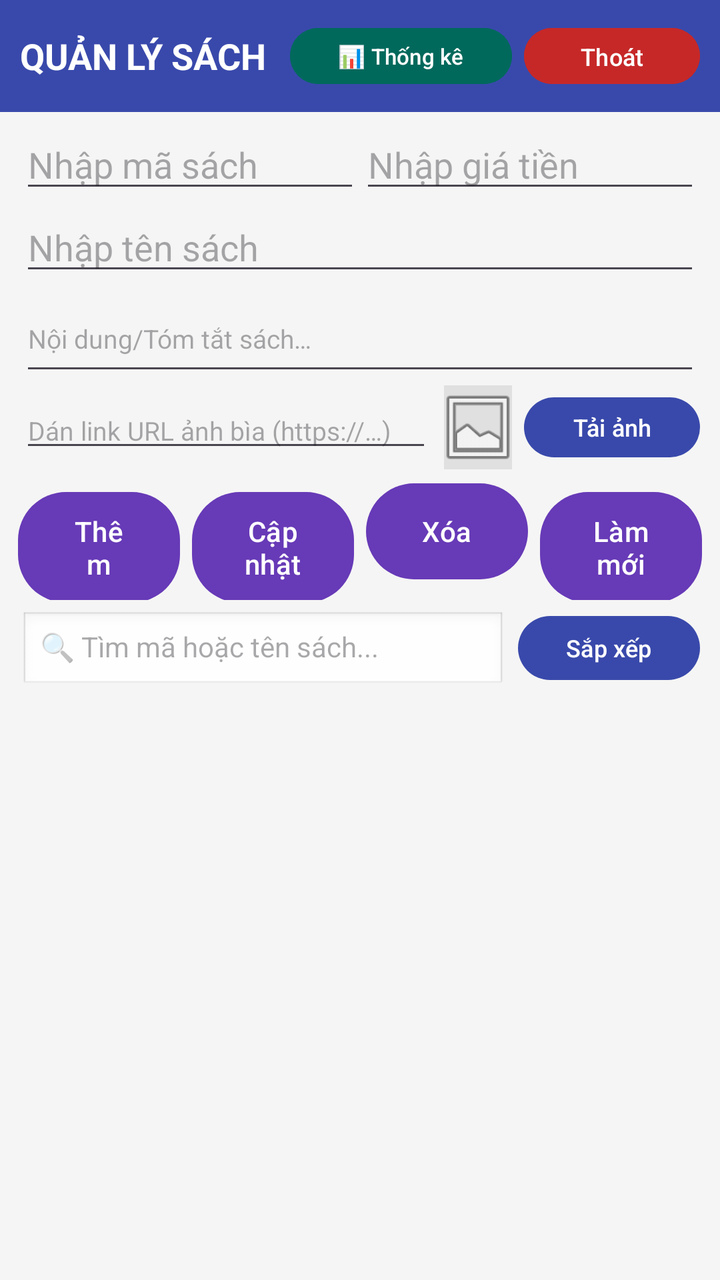
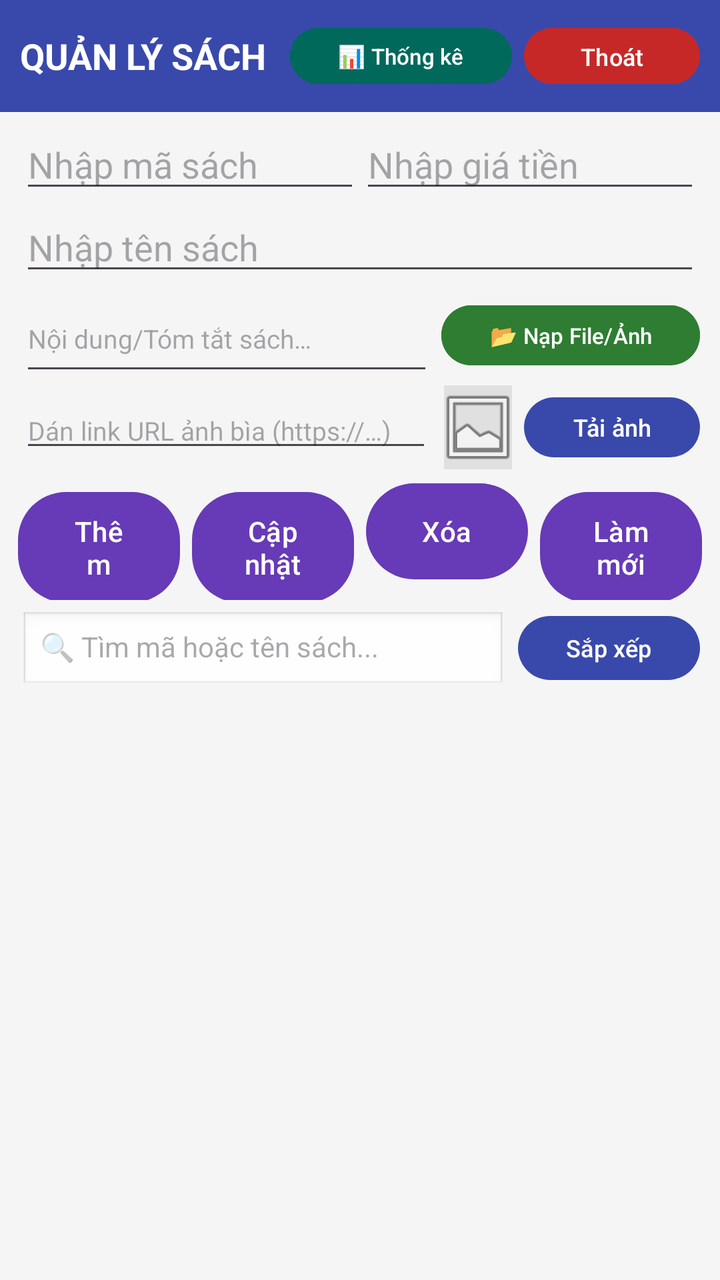

Compare the two renders of this Android layout. The source of the first and the diff that turns it into the second are given below.
<!-- AndroidManifest.xml: application theme Theme.Tieuluanck -->
<!-- res/layout/activity_main.xml -->
<?xml version="1.0" encoding="utf-8"?>
<LinearLayout xmlns:android="http://schemas.android.com/apk/res/android"
    xmlns:app="http://schemas.android.com/apk/res-auto"
    android:id="@+id/main"
    android:layout_width="match_parent"
    android:layout_height="match_parent"
    android:orientation="vertical"
    android:fitsSystemWindows="true"
    android:background="#F5F5F5">

    
    <LinearLayout
        android:layout_width="match_parent"
        android:layout_height="wrap_content"
        android:background="@color/header_background"
        android:gravity="center_vertical"
        android:padding="10dp">

        <TextView
            android:id="@+id/txtquanly"
            android:layout_width="0dp"
            android:layout_height="wrap_content"
            android:layout_weight="1"
            android:text="@string/quan_ly_sach"
            android:textColor="@android:color/white"
            android:textSize="18sp"
            android:textStyle="bold" />

        <Button
            android:id="@+id/btnDashboard"
            android:layout_width="wrap_content"
            android:layout_height="36dp"
            android:text="📊 Thống kê"
            android:textSize="11sp"
            android:backgroundTint="#00695C"
            android:textColor="@android:color/white"
            android:layout_marginEnd="6dp"/>

        <Button
            android:id="@+id/btnLogout"
            android:layout_width="wrap_content"
            android:layout_height="36dp"
            android:text="@string/thoat"
            android:textSize="12sp"
            android:backgroundTint="#C62828"
            android:textColor="@android:color/white"/>
    </LinearLayout>

    
    <LinearLayout
        android:layout_width="match_parent"
        android:layout_height="wrap_content"
        android:orientation="vertical"
        android:paddingHorizontal="10dp"
        android:paddingTop="4dp">

        <LinearLayout
            android:layout_width="match_parent"
            android:layout_height="wrap_content">
            <EditText
                android:id="@+id/edtmasach"
                android:layout_width="0dp"
                android:layout_height="wrap_content"
                android:layout_weight="1"
                android:hint="@string/nhap_ma_sach"
                android:inputType="text"
                android:importantForAutofill="no"/>
            <EditText
                android:id="@+id/edtgia"
                android:layout_width="0dp"
                android:layout_height="wrap_content"
                android:layout_weight="1"
                android:hint="@string/nhap_gia_tien"
                android:inputType="number"
                android:importantForAutofill="no"/>
        </LinearLayout>

        <EditText
            android:id="@+id/edttensach"
            android:layout_width="match_parent"
            android:layout_height="wrap_content"
            android:hint="@string/nhap_ten_sach"
            android:inputType="textCapWords"
            android:importantForAutofill="no"/>

        <EditText
            android:id="@+id/edtNoiDung"
            android:layout_width="match_parent"
            android:layout_height="wrap_content"
            android:hint="@string/nhap_noi_dung_hint"
            android:inputType="textMultiLine"
            android:minLines="2"
            android:maxLines="3"
            android:textSize="13sp"
            android:importantForAutofill="no"/>

        
        <LinearLayout
            android:layout_width="match_parent"
            android:layout_height="wrap_content"
            android:gravity="center_vertical"
            android:paddingBottom="4dp">

            <EditText
                android:id="@+id/edtAnhUrl"
                android:layout_width="0dp"
                android:layout_height="wrap_content"
                android:layout_weight="1"
                android:hint="@string/dan_link_url_hint"
                android:inputType="textUri"
                android:singleLine="true"
                android:textSize="13sp"
                android:importantForAutofill="no"/>

            <ImageView
                android:id="@+id/imgPreview"
                android:layout_width="34dp"
                android:layout_height="42dp"
                android:scaleType="centerCrop"
                android:background="#E0E0E0"
                android:src="@android:drawable/ic_menu_gallery"
                android:contentDescription="@string/app_name"
                android:layout_marginHorizontal="6dp"/>

            <Button
                android:id="@+id/btnTaiAnh"
                android:layout_width="wrap_content"
                android:layout_height="38dp"
                android:text="@string/tai_anh"
                android:textSize="12sp"/>
        </LinearLayout>
    </LinearLayout>

    
    <LinearLayout
        android:layout_width="match_parent"
        android:layout_height="wrap_content"
        android:paddingHorizontal="6dp">

        <com.google.android.material.button.MaterialButton
            android:id="@+id/btninsert"
            android:layout_width="0dp"
            android:layout_height="wrap_content"
            android:layout_margin="3dp"
            android:layout_weight="1"
            android:background="@drawable/rounded_button"
            android:text="@string/insert"
            android:textColor="@android:color/white"
            app:backgroundTint="@null" />

        <com.google.android.material.button.MaterialButton
            android:id="@+id/btnupdate"
            android:layout_width="0dp"
            android:layout_height="wrap_content"
            android:layout_margin="3dp"
            android:layout_weight="1"
            android:background="@drawable/rounded_button"
            android:text="@string/update"
            android:textColor="@android:color/white"
            app:backgroundTint="@null" />

        <com.google.android.material.button.MaterialButton
            android:id="@+id/btndelete"
            android:layout_width="0dp"
            android:layout_height="wrap_content"
            android:layout_margin="3dp"
            android:layout_weight="1"
            android:background="@drawable/rounded_button"
            android:text="@string/delete"
            android:textColor="@android:color/white"
            app:backgroundTint="@null" />

        <com.google.android.material.button.MaterialButton
            android:id="@+id/btnquery"
            android:layout_width="0dp"
            android:layout_height="wrap_content"
            android:layout_margin="3dp"
            android:layout_weight="1"
            android:background="@drawable/rounded_button"
            android:text="@string/query"
            android:textColor="@android:color/white"
            app:backgroundTint="@null" />
    </LinearLayout>

    
    <LinearLayout
        android:layout_width="match_parent"
        android:layout_height="wrap_content"
        android:paddingHorizontal="10dp"
        android:paddingVertical="4dp">

        <EditText
            android:id="@+id/edtSearch"
            android:layout_width="0dp"
            android:layout_height="40dp"
            android:layout_weight="1"
            android:hint="@string/tim_kiem_hint"
            android:inputType="text"
            android:importantForAutofill="no"
            android:textSize="14sp"
            android:background="@android:drawable/edit_text"
            android:paddingHorizontal="10dp"/>

        <Button
            android:id="@+id/btnSort"
            android:layout_width="wrap_content"
            android:layout_height="40dp"
            android:layout_marginStart="6dp"
            android:text="@string/sap_xep"
            android:textSize="12sp"/>
    </LinearLayout>

    <ListView
        android:id="@+id/lv"
        android:layout_width="match_parent"
        android:layout_height="0dp"
        android:layout_weight="1"
        android:dividerHeight="4dp" />
</LinearLayout>
<!-- resources referenced by this layout -->
<resources>
  <color name="header_background">#3949AB</color>
  <!-- drawable rounded_button (drawable) -->
  <?xml version="1.0" encoding="utf-8"?>
  <shape xmlns:android="http://schemas.android.com/apk/res/android"
      android:shape="rectangle">
      <solid android:color="#673AB7" />
      <corners android:radius="24dp" />
  </shape>
  <string name="app_name">tieuluanck</string>
  <string name="dan_link_url_hint">Dán link URL ảnh bìa (https://…)</string>
  <string name="delete">Xóa</string>
  <string name="insert">Thêm</string>
  <string name="nhap_gia_tien">Nhập giá tiền</string>
  <string name="nhap_ma_sach">Nhập mã sách</string>
  <string name="nhap_noi_dung_hint">Nội dung/Tóm tắt sách…</string>
  <string name="nhap_ten_sach">Nhập tên sách</string>
  <string name="quan_ly_sach">QUẢN LÝ SÁCH</string>
  <string name="query">Làm mới</string>
  <string name="sap_xep">Sắp xếp</string>
  <string name="tai_anh">Tải ảnh</string>
  <string name="thoat">Thoát</string>
  <string name="tim_kiem_hint">🔍 Tìm mã hoặc tên sách...</string>
  <string name="update">Cập nhật</string>
  <style name="Theme.Tieuluanck" parent="Base.Theme.Tieuluanck" />
  <style name="Base.Theme.Tieuluanck" parent="Theme.Material3.DayNight.NoActionBar">
          <item name="colorPrimary">@color/md_primary</item>
          <item name="colorOnPrimary">@color/md_on_primary</item>
          <item name="colorPrimaryContainer">@color/md_primary_container</item>
          <item name="colorOnPrimaryContainer">@color/md_on_primary_container</item>
          <item name="colorSecondary">@color/md_secondary</item>
          <item name="colorOnSecondary">@color/md_on_secondary</item>
          <item name="colorSecondaryContainer">@color/md_secondary_container</item>
          <item name="colorOnSecondaryContainer">@color/md_on_secondary_container</item>
          <item name="android:colorBackground">@color/md_surface_bg</item>
          <item name="colorSurface">@color/md_surface_card</item>
          <item name="colorSurfaceVariant">@color/md_surface_variant</item>
          <item name="colorOnSurface">@color/md_text_primary</item>
          <item name="colorOnSurfaceVariant">@color/md_text_secondary</item>
          <item name="colorOutline">@color/md_outline</item>
          <item name="android:statusBarColor">@android:color/transparent</item>
          <item name="android:navigationBarColor">@android:color/transparent</item>
      </style>
  <color name="md_primary">#3949AB</color>
  <color name="md_on_primary">#FFFFFF</color>
  <color name="md_primary_container">#E0E4FF</color>
  <color name="md_on_primary_container">#0F1B66</color>
  <color name="md_secondary">#D97706</color>
  <color name="md_on_secondary">#FFFFFF</color>
  <color name="md_secondary_container">#FEF3C7</color>
  <color name="md_on_secondary_container">#78350F</color>
  <color name="md_surface_bg">#F6F7FB</color>
  <color name="md_surface_card">#FFFFFF</color>
  <color name="md_surface_variant">#ECEFF6</color>
  <color name="md_text_primary">#161925</color>
  <color name="md_text_secondary">#5B6275</color>
  <color name="md_outline">#DCE1EE</color>
</resources>

<!-- the commit's change to res/layout/activity_main.xml (unified diff, before → after) -->
@@ -83,16 +83,34 @@
             android:inputType="textCapWords"
             android:importantForAutofill="no"/>
 
-        <EditText
-            android:id="@+id/edtNoiDung"
-            android:layout_width="match_parent"
-            android:layout_height="wrap_content"
-            android:hint="@string/nhap_noi_dung_hint"
-            android:inputType="textMultiLine"
-            android:minLines="2"
-            android:maxLines="3"
-            android:textSize="13sp"
-            android:importantForAutofill="no"/>
+        
+        <LinearLayout
+            android:layout_width="match_parent"
+            android:layout_height="wrap_content"
+            android:gravity="center_vertical">
+
+            <EditText
+                android:id="@+id/edtNoiDung"
+                android:layout_width="0dp"
+                android:layout_height="wrap_content"
+                android:layout_weight="1"
+                android:hint="@string/nhap_noi_dung_hint"
+                android:inputType="textMultiLine"
+                android:minLines="2"
+                android:maxLines="3"
+                android:textSize="13sp"
+                android:importantForAutofill="no"/>
+
+            <Button
+                android:id="@+id/btnImportFile"
+                android:layout_width="wrap_content"
+                android:layout_height="38dp"
+                android:text="📂 Nạp File/Ảnh"
+                android:textSize="11sp"
+                android:backgroundTint="#2E7D32"
+                android:textColor="@android:color/white"
+                android:layout_marginStart="4dp"/>
+        </LinearLayout>
 
         
         <LinearLayout
